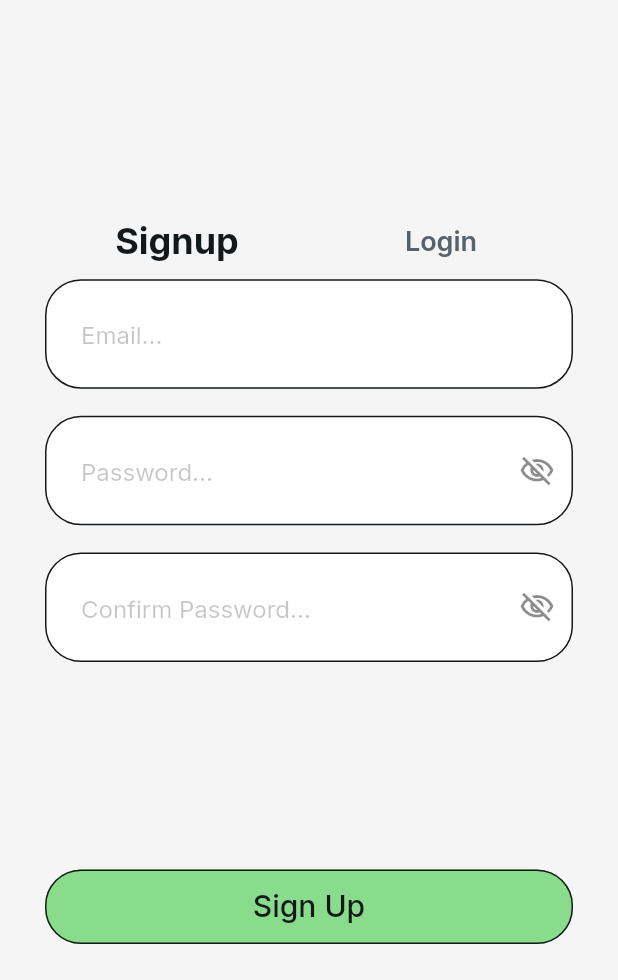
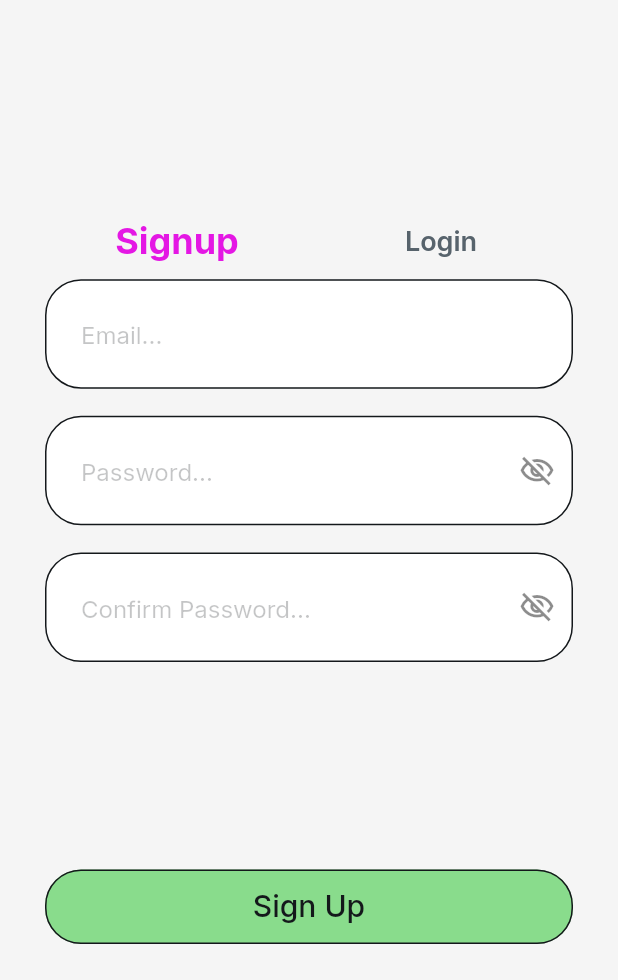
Before and after one commit to OguntadeA/TodoApp-FlutterFlow, a Flutter app: the screen it shows after launch, on a phone screen of 412 x 824 dp, the part 256-1236 px from its top. Run offline on Flutter 3.47's test engine with Material 3 defaults, Android fonts, the phone set to English and light mode, and no system bars; drawn by our look-alikes of auto_size_text; our stand-ins replace cloud_firestore, easy_debounce, file_picker, firebase_auth, firebase_core, firebase_storage and 12 more; missing offline and left inert: json_path, mime_type; accounts and stored records are empty.

Commit message:
Changed signup color

```diff
--- a/lib/login/login_widget.dart
+++ b/lib/login/login_widget.dart
@@ -106,8 +106,7 @@ class _LoginWidgetState extends State<LoginWidget>
                           Align(
                             alignment: const Alignment(0.0, 0),
                             child: TabBar(
-                              labelColor:
-                                  FlutterFlowTheme.of(context).primaryText,
+                              labelColor: const Color(0xFFE417E4),
                               unselectedLabelColor:
                                   FlutterFlowTheme.of(context).secondaryText,
                               labelStyle: FlutterFlowTheme.of(context)
```
